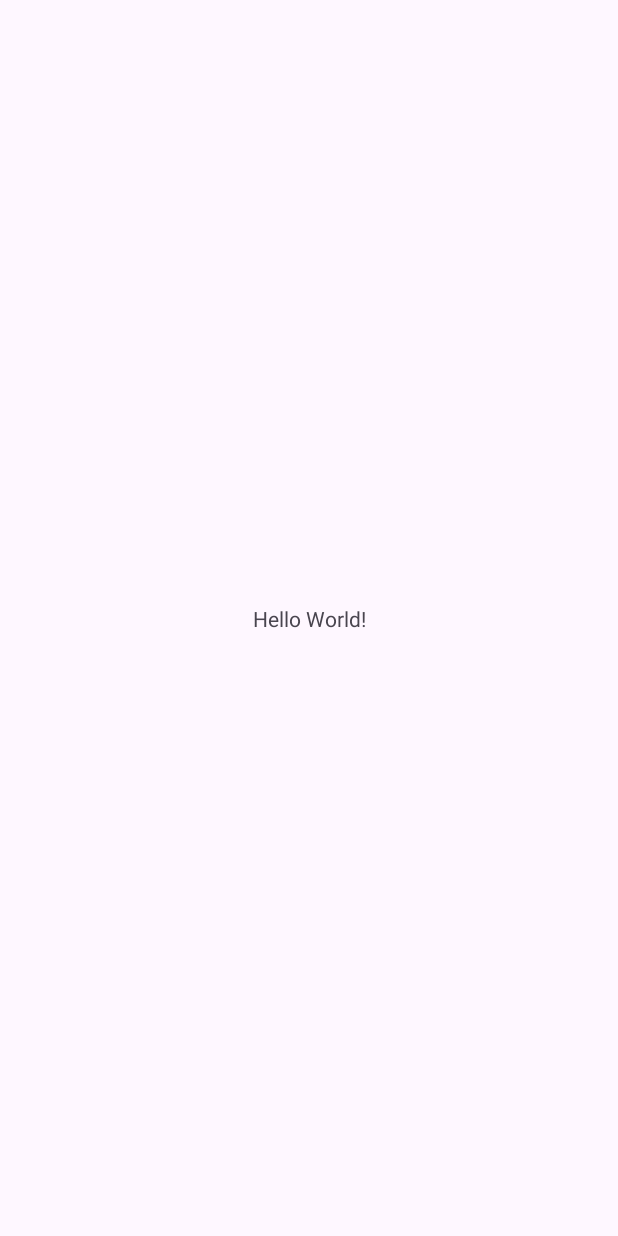
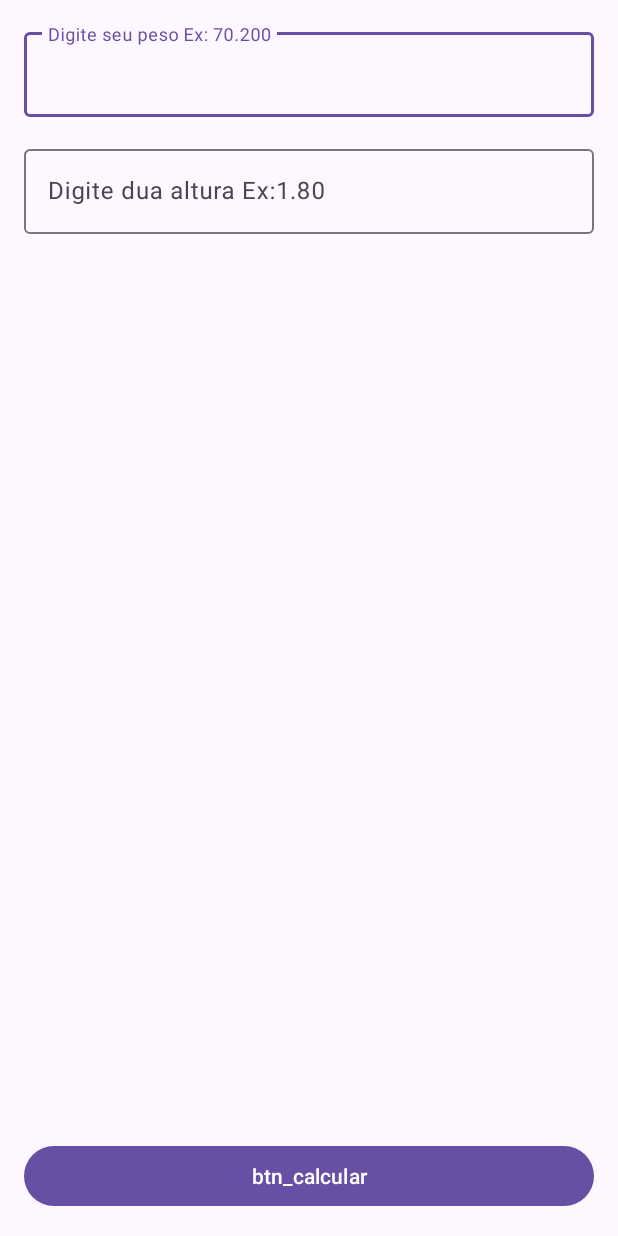
Before and after one commit to IcaroFDias/CalculaterIMC, an Android app: the screen it shows after launch (MainActivity), on a phone screen of 412 x 824 dp. Before the commit the screen is almost empty. Run offline under Robolectric (Android 15) with nearby library versions, the phone set to English and light mode, and no system bars.

Commit message:
commit edttext

```diff
--- a/app/src/main/java/com/comunidadedevspace/imc/MainActivity.kt
+++ b/app/src/main/java/com/comunidadedevspace/imc/MainActivity.kt
@@ -2,10 +2,32 @@ package com.comunidadedevspace.imc
 
 import androidx.appcompat.app.AppCompatActivity
 import android.os.Bundle
+import android.widget.Button
+import com.google.android.material.textfield.TextInputEditText
 
 class MainActivity : AppCompatActivity() {
     override fun onCreate(savedInstanceState: Bundle?) {
         super.onCreate(savedInstanceState)
         setContentView(R.layout.activity_main)
+
+        // Recuperar componente Edittext
+            //Criar variavel e associar(=) o componente UI<Edittext>
+        // Recuperar bota da tela
+        // Colocar acao no bota com setOnClickListener
+        // Recuperar texto digitado em edtPeso
+
+        var edtPeso = findViewById<TextInputEditText>(R.id.edtpeso)
+        var edtAltura = findViewById<TextInputEditText>(R.id.edt_altura)
+
+        var btnCalcular = findViewById<Button>(R.id.btn_calcular)
+
+        btnCalcular.setOnClickListener{
+        var peso = edtPeso.text
+        var altura = edtAltura.text
+
+        println("Icaro pesa " + peso + " e mede " + altura)
+        }
+
+
     }
 }
--- a/app/src/main/res/layout/activity_main.xml
+++ b/app/src/main/res/layout/activity_main.xml
@@ -6,13 +6,47 @@
     android:layout_height="match_parent"
     tools:context=".MainActivity">
 
-    <TextView
-        android:layout_width="wrap_content"
+
+    <Button
+        android:id="@+id/btn_calcular"
+        android:layout_width="match_parent"
+        android:layout_margin="16dp"
         android:layout_height="wrap_content"
-        android:text="Hello World!"
+        android:text="btn_calcular"
         app:layout_constraintBottom_toBottomOf="parent"
+        tools:layout_editor_absoluteX="167dp" />
+
+    <com.google.android.material.textfield.TextInputLayout
+        android:id="@+id/textInputLayout"
+        android:layout_width="match_parent"
+        android:layout_height="wrap_content"
+        android:layout_margin="16dp"
+        app:layout_constraintEnd_toEndOf="parent"
+        app:layout_constraintTop_toTopOf="parent">
+
+        <com.google.android.material.textfield.TextInputEditText
+            android:id="@+id/edtpeso"
+            android:layout_width="match_parent"
+            android:layout_height="wrap_content"
+            android:hint="Digite seu peso Ex: 70.200"
+            android:inputType="numberDecimal" />
+
+    </com.google.android.material.textfield.TextInputLayout>
+
+    <com.google.android.material.textfield.TextInputLayout
+        android:layout_width="match_parent"
+        android:layout_height="wrap_content"
+        android:layout_margin="16dp"
         app:layout_constraintEnd_toEndOf="parent"
         app:layout_constraintStart_toStartOf="parent"
-        app:layout_constraintTop_toTopOf="parent" />
+        app:layout_constraintTop_toBottomOf="@+id/textInputLayout">
+
+        <com.google.android.material.textfield.TextInputEditText
+            android:id="@+id/edt_altura"
+            android:layout_width="match_parent"
+            android:layout_height="wrap_content"
+            android:inputType="numberDecimal"
+            android:hint="Digite dua altura Ex:1.80" />
+    </com.google.android.material.textfield.TextInputLayout>
 
 </androidx.constraintlayout.widget.ConstraintLayout>
```
